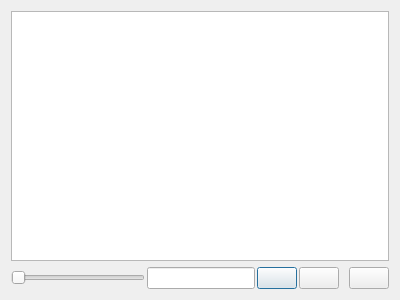
The window that TestGUI/TestDialog.ui (melnikovpetr/TaskQueue) describes before a commit, drawn with Qt 5.
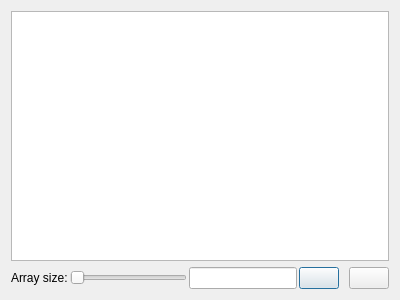
The same window after the commit. Icons and pictures are not drawn.

What changed in the file:
```diff
--- a/TestGUI/TestDialog.ui
+++ b/TestGUI/TestDialog.ui
@@ -27,6 +27,13 @@
        <property name="spacing">
         <number>2</number>
        </property>
+       <item>
+        <widget class="QLabel" name="label">
+         <property name="text">
+          <string>Array size:</string>
+         </property>
+        </widget>
+       </item>
        <item>
         <widget class="QSlider" name="arraySizeSldr">
          <property name="orientation">
@@ -53,17 +60,6 @@
          </property>
         </widget>
        </item>
-       <item>
-        <widget class="QPushButton" name="resetArraySizeBttn">
-         <property name="text">
-          <string/>
-         </property>
-         <property name="icon">
-          <iconset theme="edit-undo">
-           <normaloff>.</normaloff>.</iconset>
-         </property>
-        </widget>
-       </item>
        <item>
         <widget class="QPushButton" name="applyArraySizeBttn">
          <property name="text">
```
Left out of the diff: 30 changed lines with no effect on the pictures.
